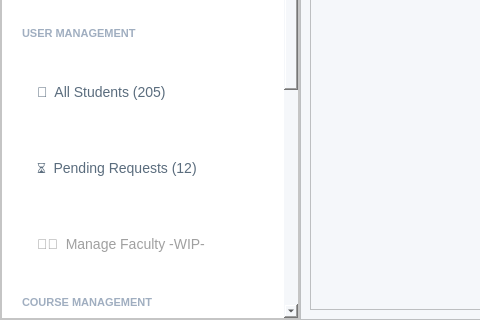
This is app_ui/admin_ui/admin_dashboard.ui in Yasser-Daffa/ECE-Course-Registeration as Qt 5 draws it before an edit; both pictures show x 0 to 480 and y 330 to 650 of the 1100 by 650 pixel window. The edited form follows.
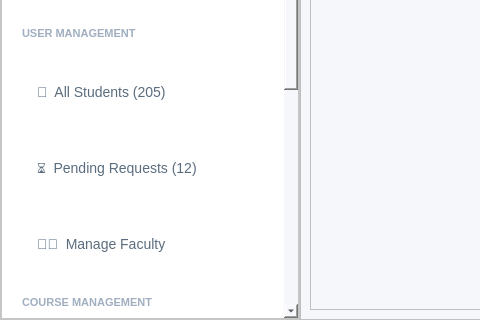
This is the edited form.

Commit message: trying to implement profile and manage_faculty

Diff of the .ui file:
```diff
--- a/app_ui/admin_ui/admin_dashboard.ui
+++ b/app_ui/admin_ui/admin_dashboard.ui
@@ -408,7 +408,7 @@
           <property name="geometry">
            <rect>
             <x>0</x>
-            <y>-511</y>
+            <y>-355</y>
             <width>284</width>
             <height>947</height>
            </rect>
@@ -614,7 +614,7 @@
            <item>
             <widget class="QPushButton" name="buttonManageFaculty">
              <property name="enabled">
-              <bool>false</bool>
+              <bool>true</bool>
              </property>
              <property name="minimumSize">
               <size>
@@ -665,7 +665,7 @@
 </string>
              </property>
              <property name="text">
-              <string>👨‍🏫  Manage Faculty -WIP-</string>
+              <string>👨‍🏫  Manage Faculty</string>
              </property>
              <property name="checkable">
               <bool>true</bool>
```
The commit also changes 28 other files.
